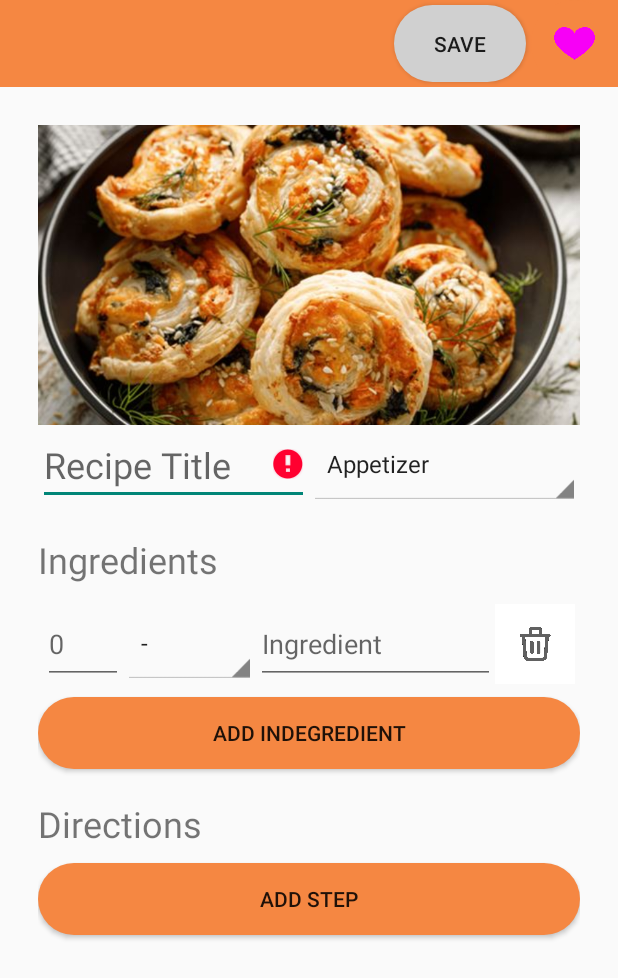
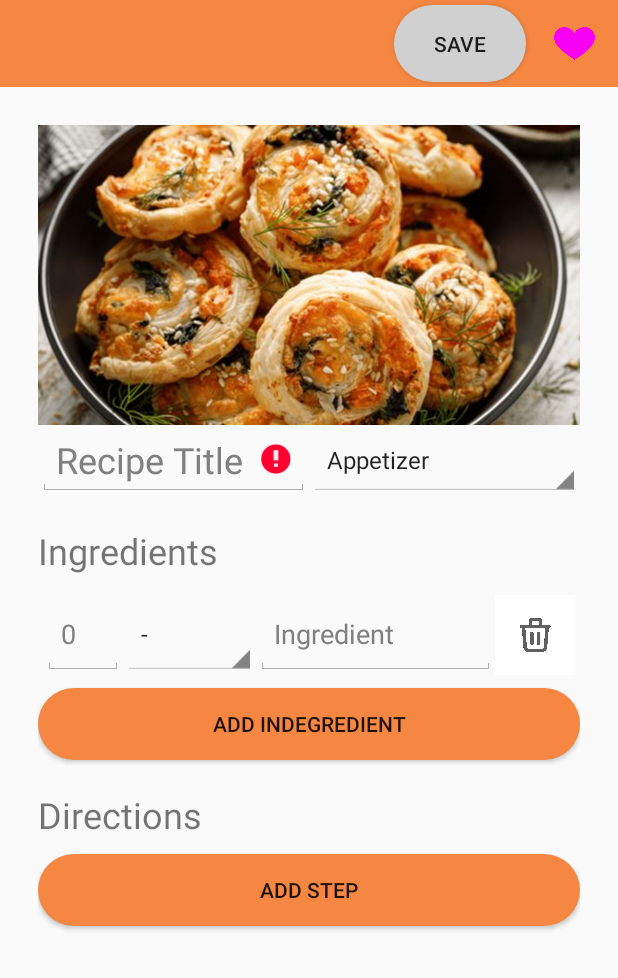
Before and after one commit to desmondsyu/recipes, an Android app: the DetailActivity screen opened directly, with no data from a screen before it, after a tap on "ADD INDEGREDIENT", on a phone screen of 412 x 824 dp. Shown: the top 978 px of the screen. Run offline under Robolectric (Android 15) with nearby library versions, the phone set to English and light mode, and no system bars; our stand-ins replace Room's generated code; 3 other taps on this screen came first.

Commit message:
Use same theme

```diff
--- a/app/src/main/res/layout/activity_detail.xml
+++ b/app/src/main/res/layout/activity_detail.xml
@@ -86,6 +86,7 @@
                     android:layout_height="wrap_content"
                     android:hint="Recipe Title"
                     android:textSize="24sp"
+                    android:theme="@android:style/Theme.Holo.Light.DarkActionBar"
                     app:layout_constraintBottom_toBottomOf="parent"
                     app:layout_constraintEnd_toStartOf="@id/sp_category"
                     app:layout_constraintStart_toStartOf="parent"
--- a/app/src/main/res/layout/activity_view.xml
+++ b/app/src/main/res/layout/activity_view.xml
@@ -86,6 +86,7 @@
                     android:layout_height="wrap_content"
                     android:hint="Recipe Title"
                     android:textSize="24sp"
+                    android:theme="@android:style/Theme.Holo.Light.DarkActionBar"
                     app:layout_constraintBottom_toBottomOf="parent"
                     app:layout_constraintEnd_toStartOf="@id/sp_category"
                     app:layout_constraintStart_toStartOf="parent"
--- a/app/src/main/res/layout/widget_ingredient.xml
+++ b/app/src/main/res/layout/widget_ingredient.xml
@@ -11,6 +11,7 @@
         android:layout_width="0dp"
         android:layout_height="0dp"
         android:hint="0"
+        android:theme="@android:style/Theme.Holo.Light.DarkActionBar"
         app:layout_constraintBottom_toBottomOf="parent"
         app:layout_constraintEnd_toStartOf="@id/gl_v20"
         app:layout_constraintStart_toStartOf="parent"
@@ -45,6 +46,7 @@
         android:layout_width="0dp"
         android:layout_height="0dp"
         android:hint="Ingredient"
+        android:theme="@android:style/Theme.Holo.Light.DarkActionBar"
         app:layout_constraintBottom_toBottomOf="parent"
         app:layout_constraintEnd_toStartOf="@id/gl_v85"
         app:layout_constraintStart_toEndOf="@id/gl_v40"
--- a/app/src/main/res/layout/widget_step.xml
+++ b/app/src/main/res/layout/widget_step.xml
@@ -56,6 +56,7 @@
             android:layout_marginTop="4dp"
             android:hint="Description..."
             android:textSize="20sp"
+            android:theme="@android:style/Theme.Holo.Light.DarkActionBar"
             app:layout_constraintBottom_toBottomOf="parent"
             app:layout_constraintEnd_toEndOf="parent"
             app:layout_constraintStart_toStartOf="parent"
--- a/app/src/main/res/values/colors.xml
+++ b/app/src/main/res/values/colors.xml
@@ -2,4 +2,6 @@
 <resources>
     <color name="black">#FF000000</color>
     <color name="white">#FFFFFFFF</color>
+    <color name="enabled_color">#F7FE2E</color>
+    <color name="disabled_color">#302e2b</color>
 </resources>
```
